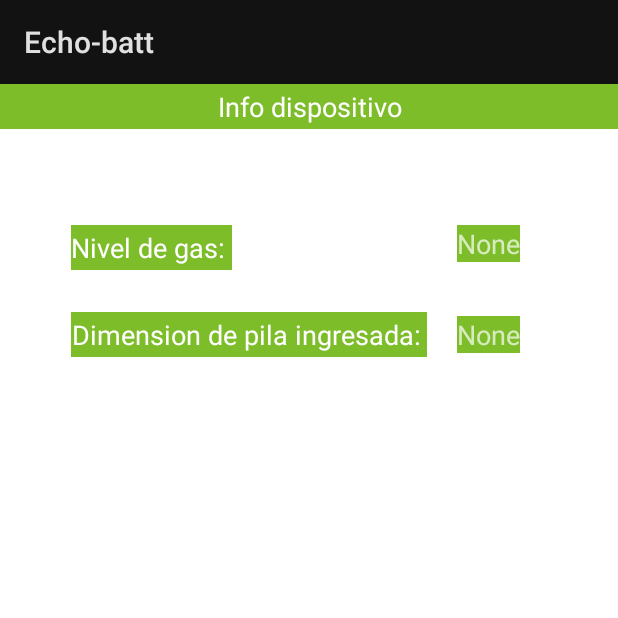
After one commit to John-Testx/Echo-Batt, an Android app: the DeviceInfo screen opened directly, with no data from a screen before it, on a phone screen of 412 x 824 dp, the top half of it. The commit adds this screen. Run offline under Robolectric (Android 15) with nearby library versions, the phone set to English and light mode, and no system bars; our stand-ins replace Firebase (no records; nobody signed in at launch, a user with empty details on screens opened directly).

Commit message:
20_12_23///ArduinoDeviceData

```diff
--- a/app/src/main/AndroidManifest.xml
+++ b/app/src/main/AndroidManifest.xml
@@ -14,6 +14,9 @@
         android:supportsRtl="true"
         android:theme="@style/Theme.EchoBatt"
         tools:targetApi="31">
+        <activity
+            android:name=".DeviceInfo"
+            android:exported="false" />
         <activity
             android:name=".summary"
             android:exported="false" />
--- /dev/null
+++ b/app/src/main/java/com/example/basicui2/DeviceInfo.java
@@ -0,0 +1,75 @@
+package com.example.basicui2;
+
+import androidx.annotation.NonNull;
+import androidx.appcompat.app.AppCompatActivity;
+
+import android.content.Intent;
+import android.os.Bundle;
+import android.view.View;
+import android.widget.TextView;
+import android.widget.Toast;
+
+import com.example.basicui2.adapters.MaquinaAdapter;
+import com.example.basicui2.models.ArduinoData;
+import com.example.basicui2.models.MaquinaReciclaje;
+import com.google.firebase.database.DataSnapshot;
+import com.google.firebase.database.DatabaseError;
+import com.google.firebase.database.ValueEventListener;
+
+import java.util.Locale;
+
+public class DeviceInfo extends AppCompatActivity {
+
+    public TextView nivelGas;
+    public TextView batDimension;
+    public String codigoMaquina;
+
+    @Override
+    protected void onCreate(Bundle savedInstanceState) {
+        super.onCreate(savedInstanceState);
+        setContentView(R.layout.activity_device_info);
+
+        nivelGas= findViewById(R.id.tv_nivelgas);
+        batDimension = findViewById(R.id.tv_dimension);
+
+        getDispositivo();
+        setArduinoData();
+
+    }
+
+
+    public void getDispositivo(){
+        Bundle e = getIntent().getExtras();
+
+        if (e!=null) {
+            if (e.getSerializable("info") != null) {
+                codigoMaquina = e.getString("info");
+            }
+        };
+    }
+
+    private void setArduinoData(){
+        MainActivity.databaseReference.child("Maquina").addValueEventListener(new ValueEventListener() {
+            @Override
+            public void onDataChange(@NonNull DataSnapshot snapshot) {
+                for(DataSnapshot item: snapshot.getChildren()){
+                    MaquinaReciclaje a = item.getValue(MaquinaReciclaje.class);
+
+                    if (a != null && a.getCodigo().equals(codigoMaquina)) {
+                        String d = Integer.toString(a.getDispositivo().getBatDimension());
+                        String g = String.format(Locale.US,"%d ppm",a.getDispositivo().getNivelGas());
+
+                        batDimension.setText(d);
+                        nivelGas.setText(g);
+                    }
+                }
+            }
+
+            @Override
+            public void onCancelled(@NonNull DatabaseError error) {
+
+            }
+        });
+    }
+
+}
--- /dev/null
+++ b/app/src/main/res/layout/activity_device_info.xml
@@ -0,0 +1,92 @@
+<?xml version="1.0" encoding="utf-8"?>
+<LinearLayout xmlns:android="http://schemas.android.com/apk/res/android"
+    xmlns:app="http://schemas.android.com/apk/res-auto"
+    xmlns:tools="http://schemas.android.com/tools"
+    android:layout_width="match_parent"
+    android:layout_height="match_parent"
+    android:orientation="vertical"
+    tools:context=".DeviceInfo">
+
+    <com.google.android.material.textview.MaterialTextView
+        android:id="@+id/tvTitle"
+        android:layout_width="match_parent"
+        android:layout_height="30dp"
+        android:textColor="@color/white"
+        android:background="@color/my_app_secondary"
+        android:text="Info dispositivo"
+        android:textSize="18sp"
+        android:gravity="center"
+        android:textAlignment="center"
+        style="@style/Widget.MaterialComponents.TextView"/>
+
+    <androidx.constraintlayout.widget.ConstraintLayout
+        android:layout_width="wrap_content"
+        android:layout_gravity="center"
+        android:layout_height="220dp">
+
+        <com.google.android.material.textview.MaterialTextView
+            android:id="@+id/tv_info_gas"
+            style="@style/Widget.MaterialComponents.TextView"
+            android:layout_width="wrap_content"
+            android:layout_height="30dp"
+            android:layout_marginStart="32dp"
+            android:layout_marginTop="64dp"
+            android:layout_marginEnd="148dp"
+            android:background="@color/my_app_secondary"
+            android:gravity="center"
+            android:text="Nivel de gas: "
+            android:textAlignment="center"
+            android:textColor="@color/white"
+            android:textSize="18sp"
+            app:layout_constraintEnd_toStartOf="@+id/tv_nivelgas"
+            app:layout_constraintStart_toStartOf="parent"
+            app:layout_constraintTop_toTopOf="parent" />
+
+        <com.google.android.material.textview.MaterialTextView
+            android:id="@+id/tv_info_dimension"
+            style="@style/Widget.MaterialComponents.TextView"
+            android:layout_width="wrap_content"
+            android:layout_height="30dp"
+            android:layout_marginTop="28dp"
+            android:layout_marginEnd="20dp"
+            android:background="@color/my_app_secondary"
+            android:gravity="center"
+            android:text="Dimension de pila ingresada: "
+            android:textAlignment="center"
+            android:textColor="@color/white"
+            android:textSize="18sp"
+            app:layout_constraintEnd_toStartOf="@+id/tv_dimension"
+            app:layout_constraintHorizontal_bias="0.0"
+            app:layout_constraintStart_toStartOf="@+id/tv_info_gas"
+            app:layout_constraintTop_toBottomOf="@+id/tv_info_gas" />
+
+        <TextView
+            android:id="@+id/tv_nivelgas"
+            android:layout_width="wrap_content"
+            android:layout_height="wrap_content"
+            android:layout_gravity="center"
+            android:layout_marginTop="64dp"
+            android:layout_marginEnd="52dp"
+            android:background="@color/my_app_secondary"
+            android:text="None"
+            android:textSize="18sp"
+            app:layout_constraintEnd_toEndOf="parent"
+            app:layout_constraintTop_toTopOf="parent" />
+
+        <TextView
+            android:id="@+id/tv_dimension"
+            android:layout_width="wrap_content"
+            android:layout_height="wrap_content"
+            android:layout_gravity="center"
+            android:layout_marginTop="36dp"
+            android:background="@color/my_app_secondary"
+            android:text="None"
+            android:textSize="18sp"
+            app:layout_constraintEnd_toEndOf="@+id/tv_nivelgas"
+            app:layout_constraintStart_toStartOf="@+id/tv_nivelgas"
+            app:layout_constraintTop_toBottomOf="@+id/tv_nivelgas" />
+
+
+    </androidx.constraintlayout.widget.ConstraintLayout>
+
+</LinearLayout>
```
Also changed, not shown: app/src/main/java/com/example/basicui2/adapters/MaquinaAdapter.java (+17 -6 lines), app/src/main/java/com/example/basicui2/models/ArduinoData.java (added, +29 -0 lines), app/src/main/java/com/example/basicui2/models/MaquinaReciclaje.java (+9 -4 lines), app/src/main/res/layout/maquina_item.xml (added, +56 -0 lines).
